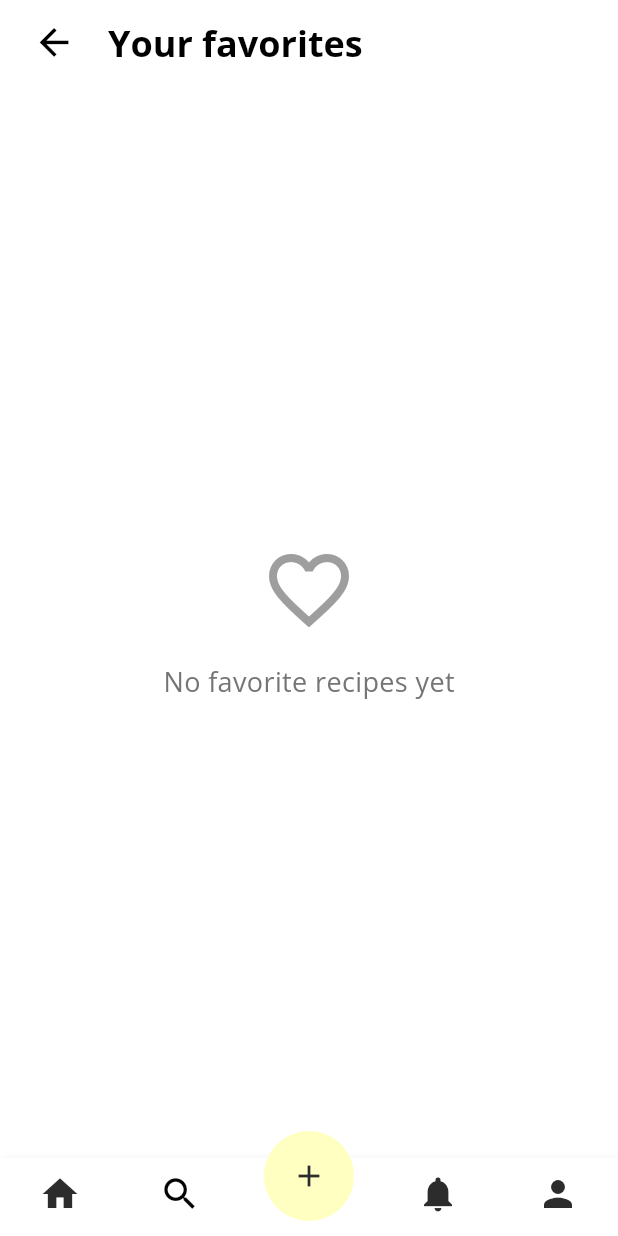
After one commit to dylanberquist-personal/MyChefAI, a Flutter app: the HomeScreen screen opened directly, item 5 of the bottom bar chosen, scrolled down 319 dp, after a tap on the "edit" icon, after a tap on "See my favorites", on a phone screen of 412 x 824 dp. The commit adds this screen. Run offline on Flutter 3.47's test engine with Material 3 defaults, Android fonts, the light colour scheme and no system bars; our stand-ins replace cloud_firestore, firebase_auth, firebase_core, firebase_storage, google_sign_in, image_picker; accounts and stored records are empty; network calls fail.

Commit message:
Fixed navigation bar persistence and eliminated transition animations

```diff
--- /dev/null
+++ b/lib/components/persistent_bottom_nav_scaffold.dart
@@ -0,0 +1,41 @@
+// lib/components/persistent_bottom_nav_scaffold.dart
+import 'package:flutter/material.dart';
+import 'footer_nav_bar.dart';
+
+class PersistentBottomNavScaffold extends StatelessWidget {
+  final Widget body;
+  final String? currentUserId;
+  final String? currentProfileUserId;
+  final Function(int) onNavItemTap;
+  final Color backgroundColor;
+  final bool extendBodyBehindAppBar;
+  final PreferredSizeWidget? appBar;
+
+  const PersistentBottomNavScaffold({
+    Key? key,
+    required this.body,
+    this.currentUserId,
+    this.currentProfileUserId,
+    required this.onNavItemTap,
+    this.backgroundColor = Colors.white,
+    this.extendBodyBehindAppBar = false,
+    this.appBar,
+  }) : super(key: key);
+
+  @override
+  Widget build(BuildContext context) {
+    return Scaffold(
+      backgroundColor: backgroundColor,
+      extendBodyBehindAppBar: extendBodyBehindAppBar,
+      appBar: appBar,
+      body: body,
+      bottomNavigationBar: currentUserId != null
+          ? FooterNavBar(
+              currentUserId: currentUserId!,
+              currentProfileUserId: currentProfileUserId,
+              onTap: onNavItemTap,
+            )
+          : null,
+    );
+  }
+}
--- a/lib/components/profile_block.dart
+++ b/lib/components/profile_block.dart
@@ -2,6 +2,7 @@ import 'package:flutter/material.dart';
 import '../models/profile.dart';
 import '../screens/profile_screen.dart';
 import '../services/profile_service.dart';
+import '../navigation/no_animation_page_route.dart';
 
 class ProfileBlock extends StatefulWidget {
   final Profile profile;
@@ -89,7 +90,7 @@ class _ProfileBlockState extends State<ProfileBlock> {
         // Navigate to the ProfileScreen with the user's UID
         Navigator.push(
           context,
-          MaterialPageRoute(
+          NoAnimationPageRoute(
             builder: (context) => ProfileScreen(userId: widget.profile.uid),
           ),
         ).then((_) {
--- a/lib/components/recipe_block.dart
+++ b/lib/components/recipe_block.dart
@@ -3,6 +3,7 @@ import '../models/recipe.dart';
 import '../screens/recipe_screen.dart';
 import '../services/auth_service.dart';
 import '../services/recipe_service.dart';
+import '../navigation/no_animation_page_route.dart';
 
 class RecipeBlock extends StatefulWidget {
   final Recipe recipe;
@@ -95,7 +96,7 @@ class _RecipeBlockState extends State<RecipeBlock> {
           onTap: () {
             Navigator.push(
               context,
-              MaterialPageRoute(
+              NoAnimationPageRoute(
                 builder: (context) => RecipeScreen(recipe: _currentRecipe),
               ),
             ).then((_) {
--- a/lib/main.dart
+++ b/lib/main.dart
@@ -6,6 +6,7 @@ import 'screens/login_screen.dart';
 import 'screens/onboarding_screen.dart';
 import 'services/auth_service.dart';
 import 'services/profile_service.dart';
+import 'navigation/no_animation_page_route.dart';
 
 void main() async {
   WidgetsFlutterBinding.ensureInitialized();
@@ -19,26 +20,39 @@ void main() async {
 class MyApp extends StatelessWidget {
   final AuthService _authService = AuthService();
   final ProfileService _profileService = ProfileService();
+  final GlobalKey<NavigatorState> navigatorKey = GlobalKey<NavigatorState>();
 
   @override
   Widget build(BuildContext context) {
     return MaterialApp(
+      navigatorKey: navigatorKey,
       title: 'MyChefAI',
       theme: ThemeData(
         primarySwatch: Colors.blue,
+        pageTransitionsTheme: PageTransitionsTheme(
+          builders: {
+            // Use no animation for all platforms
+            TargetPlatform.android: _NoAnimationTransitionBuilder(),
+            TargetPlatform.iOS: _NoAnimationTransitionBuilder(),
+            TargetPlatform.fuchsia: _NoAnimationTransitionBuilder(),
+            TargetPlatform.linux: _NoAnimationTransitionBuilder(),
+            TargetPlatform.macOS: _NoAnimationTransitionBuilder(),
+            TargetPlatform.windows: _NoAnimationTransitionBuilder(),
+          },
+        ),
       ),
       home: FutureBuilder(
         future: _authService.getCurrentUser(),
         builder: (context, snapshot) {
           if (snapshot.connectionState == ConnectionState.waiting) {
-            return CircularProgressIndicator(); // Show loading indicator
+            return Center(child: CircularProgressIndicator()); // Show loading indicator
           } else if (snapshot.hasData) {
             // User is signed in, check if profile exists
             return FutureBuilder(
               future: _profileService.getProfileById(snapshot.data!.uid),
               builder: (context, profileSnapshot) {
                 if (profileSnapshot.connectionState == ConnectionState.waiting) {
-                  return CircularProgressIndicator(); // Show loading indicator
+                  return Center(child: CircularProgressIndicator()); // Show loading indicator
                 } else if (!profileSnapshot.hasData || profileSnapshot.data == null) {
                   // No profile exists, navigate to OnboardingScreen
                   return OnboardingScreen(uid: snapshot.data!.uid);
@@ -54,13 +68,28 @@ class MyApp extends StatelessWidget {
           }
         },
       ),
-      routes: {
-        '/home': (context) => HomeScreen(),
-        '/onboarding': (context) {
-          final uid = ModalRoute.of(context)!.settings.arguments as String;
-          return OnboardingScreen(uid: uid);
-        },
+      onGenerateRoute: (settings) {
+        if (settings.name == '/home') {
+          return NoAnimationPageRoute(builder: (context) => HomeScreen());
+        } else if (settings.name == '/onboarding') {
+          final uid = settings.arguments as String;
+          return NoAnimationPageRoute(builder: (context) => OnboardingScreen(uid: uid));
+        }
+        return null;
       },
     );
   }
 }
+
+class _NoAnimationTransitionBuilder extends PageTransitionsBuilder {
+  @override
+  Widget buildTransitions<T>(
+    PageRoute<T> route,
+    BuildContext context,
+    Animation<double> animation,
+    Animation<double> secondaryAnimation,
+    Widget child,
+  ) {
+    return child;
+  }
+}
--- /dev/null
+++ b/lib/navigation/no_animation_page_route.dart
@@ -0,0 +1,61 @@
+import 'package:flutter/material.dart';
+
+class NoAnimationPageRoute<T> extends PageRoute<T> {
+  final WidgetBuilder builder;
+
+  NoAnimationPageRoute({
+    required this.builder,
+    RouteSettings? settings,
+  }) : super(
+          settings: settings,
+          fullscreenDialog: false,
+        );
+
+  @override
+  bool get opaque => true; // Keep this true for better performance
+
+  @override
+  bool get barrierDismissible => false;
+
+  @override
+  Color? get barrierColor => Colors.transparent; // Transparent barrier instead of null
+
+  @override
+  String? get barrierLabel => null;
+
+  @override
+  bool get maintainState => true;
+
+  @override
+  Duration get transitionDuration => Duration.zero;
+
+  @override
+  Duration get reverseTransitionDuration => Duration.zero;
+
+  @override
+  Widget buildPage(
+    BuildContext context,
+    Animation<double> animation,
+    Animation<double> secondaryAnimation,
+  ) {
+    final Widget result = builder(context);
+    return Semantics(
+      scopesRoute: true,
+      explicitChildNodes: true,
+      child: result,
+    );
+  }
+
+  @override
+  Widget buildTransitions(
+    BuildContext context,
+    Animation<double> animation,
+    Animation<double> secondaryAnimation,
+    Widget child,
+  ) {
+    return FadeTransition(
+      opacity: Tween<double>(begin: 1.0, end: 1.0).animate(animation),
+      child: child,
+    );
+  }
+}
--- a/lib/screens/favorite_recipes_screen.dart
+++ b/lib/screens/favorite_recipes_screen.dart
@@ -6,7 +6,9 @@ import '../components/header_text.dart';
 import '../services/profile_service.dart';
 import '../services/recipe_service.dart';
 import '../services/auth_service.dart';
-import '../components/footer_nav_bar.dart';
+import '../components/persistent_bottom_nav_scaffold.dart';
+import '../navigation/no_animation_page_route.dart';
+import '../screens/home_screen.dart';
 
 class FavoriteRecipesScreen extends StatefulWidget {
   final String userId;
@@ -73,12 +75,22 @@ class _FavoriteRecipesScreenState extends State<FavoriteRecipesScreen> {
     }
   }
 
+  void _navigateToHome() {
+    Navigator.pushReplacement(
+      context,
+      NoAnimationPageRoute(
+        builder: (context) => HomeScreen(),
+      ),
+    );
+  }
+
   @override
   Widget build(BuildContext context) {
-    return Scaffold(
+    return PersistentBottomNavScaffold(
+      currentUserId: _currentUserId,
       backgroundColor: Colors.white,
       appBar: AppBar(
-        backgroundColor: Colors.white, // White app bar background
+        backgroundColor: Colors.white,
         elevation: 0,
         iconTheme: IconThemeData(color: Colors.black),
         title: Text(
@@ -104,10 +116,17 @@ class _FavoriteRecipesScreenState extends State<FavoriteRecipesScreen> {
           statusBarColor: Colors.transparent,
           statusBarIconBrightness: Brightness.dark,
         ),
-        scrolledUnderElevation: 0, // Prevent elevation when scrolling
-        surfaceTintColor: Colors.white, // Match background color
-        shadowColor: Colors.transparent, // Remove shadow
+        scrolledUnderElevation: 0,
+        surfaceTintColor: Colors.white,
+        shadowColor: Colors.transparent,
       ),
+      onNavItemTap: (index) {
+        if (index == 0) {
+          _navigateToHome();
+        } else if (index == 4 && _currentUserId != null) {
+          Navigator.pop(context);
+        }
+      },
       body: _isLoading
           ? Center(child: CircularProgressIndicator())
           : _favoriteRecipes.isEmpty
@@ -136,10 +155,10 @@ class _FavoriteRecipesScreenState extends State<FavoriteRecipesScreen> {
                   onRefresh: _loadFavoriteRecipes,
                   child: ListView.builder(
                     padding: EdgeInsets.only(
-                      top: 16, // Reduced top padding since we have a white app bar
+                      top: 16,
                       left: 24,
                       right: 24,
-                      bottom: 80, // Add extra padding at the bottom
+                      bottom: 80,
                     ),
                     itemCount: _favoriteRecipes.length,
                     itemBuilder: (context, index) {
@@ -150,18 +169,6 @@ class _FavoriteRecipesScreenState extends State<FavoriteRecipesScreen> {
                     },
                   ),
                 ),
-      bottomNavigationBar: _currentUserId != null
-          ? FooterNavBar(
-              currentUserId: _currentUserId!,
-              onTap: (index) {
-                if (index == 0) {
-                  Navigator.pushReplacementNamed(context, '/home');
-                } else if (index == 4) {
-                  Navigator.pop(context); // Go back to the profile screen
-                }
-              },
-            )
-          : null,
     );
   }
 }
--- a/lib/screens/home_screen.dart
+++ b/lib/screens/home_screen.dart
@@ -5,12 +5,14 @@ import '../components/profile_block.dart';
 import '../components/title_bar.dart';
 import '../components/cook_now_block.dart';
 import '../components/header_text.dart';
+import '../components/persistent_bottom_nav_scaffold.dart';
 import '../services/recipe_service.dart';
 import '../services/profile_service.dart';
 import '../models/recipe.dart';
 import '../models/profile.dart';
 import '../screens/profile_screen.dart';
 import '../services/auth_service.dart';
+import '../navigation/no_animation_page_route.dart';
 
 class HomeScreen extends StatefulWidget {
   @override
@@ -139,6 +141,17 @@ class _HomeScreenState extends State<HomeScreen> {
     }
   }
 
+  void _navigateToProfile() {
+    if (_currentUserId != null) {
+      Navigator.push(
+        context,
+        NoAnimationPageRoute(
+          builder: (context) => ProfileScreen(userId: _currentUserId!),
+        ),
+      );
+    }
+  }
+
   @override
   Widget build(BuildContext context) {
     // Define spacing constants here directly in the build method
@@ -148,25 +161,20 @@ class _HomeScreenState extends State<HomeScreen> {
     const double chefProfileSpacing = 8.0; // Spacing between profile blocks
     const double contentSpacing = 16.0; // Regular content spacing (for loading indicators, etc.)
 
-    return Scaffold(
+    return PersistentBottomNavScaffold(
+      currentUserId: _currentUserId,
       backgroundColor: Colors.white,
+      onNavItemTap: (index) {
+        if (index == 4 && _currentUserId != null) {
+          _navigateToProfile();
+        }
+      },
       body: CustomScrollView(
         controller: _scrollController,
         physics: const AlwaysScrollableScrollPhysics(),
         slivers: [
           TitleBar(
-            onProfileTap: () {
-              if (_currentUserId != null) {
-                Navigator.push(
-                  context,
-                  MaterialPageRoute(
-                    builder: (context) => ProfileScreen(
-                      userId: _currentUserId!,
-                    ),
-                  ),
-                );
-              }
-            },
+            onProfileTap: _navigateToProfile,
           ),
           // Divider
           SliverToBoxAdapter(
@@ -359,21 +367,6 @@ class _HomeScreenState extends State<HomeScreen> {
           ),
         ],
       ),
-      bottomNavigationBar: FooterNavBar(
-        currentUserId: _currentUserId,
-        onTap: (index) {
-          if (index == 4 && _currentUserId != null) {
-            Navigator.push(
-              context,
-              MaterialPageRoute(
-                builder: (context) => ProfileScreen(
-                  userId: _currentUserId!,
-                ),
-              ),
-            );
-          }
-        },
-      ),
     );
   }
 }
```
Also changed, not shown: lib/screens/profile_screen.dart (+48 -46 lines), lib/screens/recipe_screen.dart (+33 -18 lines).
